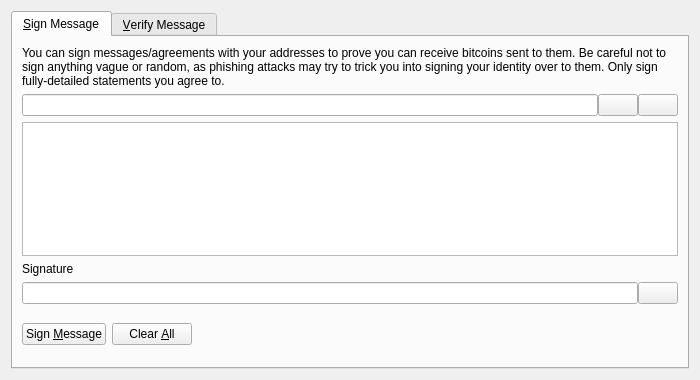
First picture: the form in src/qt/forms/signverifymessagedialog.ui, repository cuckoocoin/cuckoocoin-core, before the edit.
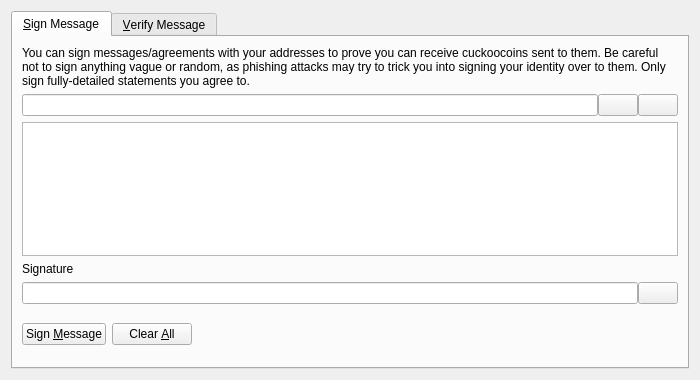
Second picture: the form after the edit. Icons and pictures are not drawn. Custom widgets are drawn as their Qt base class.

Commit message: Update and rename all files to Cuckoocoin

```diff
--- a/src/qt/forms/signverifymessagedialog.ui
+++ b/src/qt/forms/signverifymessagedialog.ui
@@ -30,7 +30,7 @@
        <item>
         <widget class="QLabel" name="infoLabel_SM">
          <property name="text">
-          <string>You can sign messages/agreements with your addresses to prove you can receive bitcoins sent to them. Be careful not to sign anything vague or random, as phishing attacks may try to trick you into signing your identity over to them. Only sign fully-detailed statements you agree to.</string>
+          <string>You can sign messages/agreements with your addresses to prove you can receive cuckoocoins sent to them. Be careful not to sign anything vague or random, as phishing attacks may try to trick you into signing your identity over to them. Only sign fully-detailed statements you agree to.</string>
          </property>
          <property name="textFormat">
           <enum>Qt::PlainText</enum>
```
Left out of the diff: 26 changed lines with no effect on the pictures. The commit also changes 735 other files.
